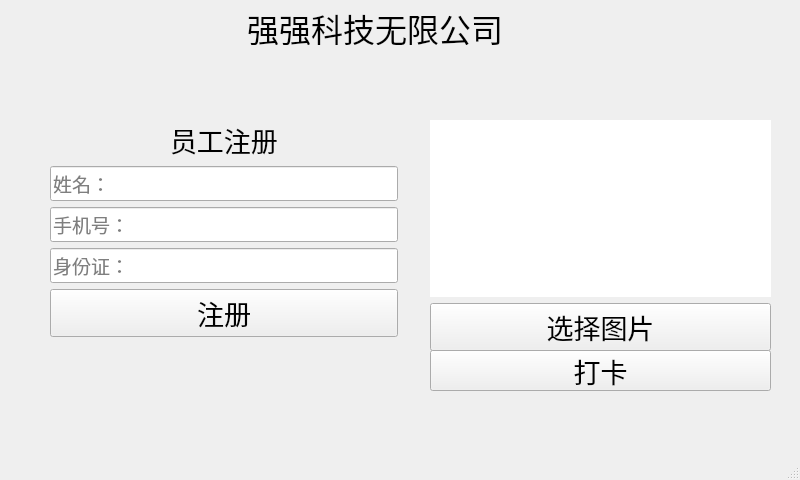
The window that face_recognition/mainwindow.ui (1314kele/Face-Recognition-Attendance-System) describes before a commit, drawn with Qt 5.
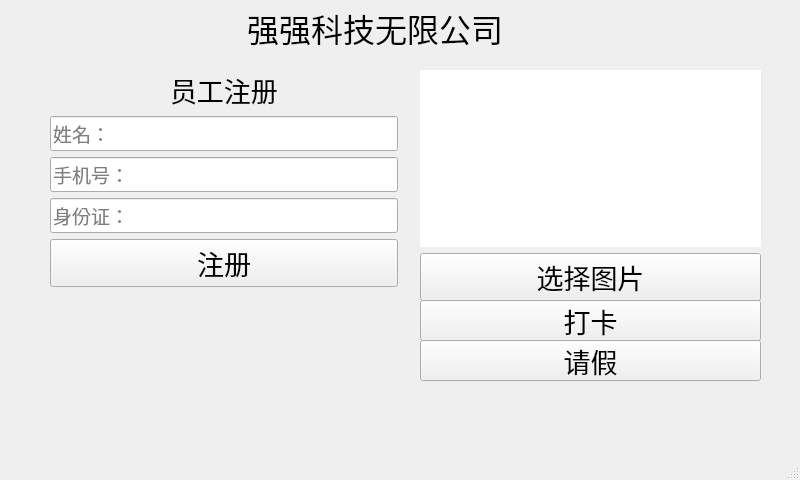
The same window after the commit. Icons and pictures are not drawn.

```diff
--- a/face_recognition/mainwindow.ui
+++ b/face_recognition/mainwindow.ui
@@ -71,8 +71,8 @@
    <widget class="QWidget" name="layoutWidget">
     <property name="geometry">
      <rect>
-      <x>430</x>
-      <y>120</y>
+      <x>420</x>
+      <y>70</y>
       <width>341</width>
       <height>231</height>
      </rect>
@@ -107,7 +107,7 @@
     <property name="geometry">
      <rect>
       <x>50</x>
-      <y>120</y>
+      <y>70</y>
       <width>348</width>
       <height>218</height>
      </rect>
@@ -234,8 +234,8 @@
    <widget class="QPushButton" name="pushButton">
     <property name="geometry">
      <rect>
-      <x>430</x>
-      <y>350</y>
+      <x>420</x>
+      <y>300</y>
       <width>341</width>
       <height>41</height>
      </rect>
@@ -250,6 +250,25 @@
      <string>打卡</string>
     </property>
    </widget>
+   <widget class="QPushButton" name="askLeavebt">
+    <property name="geometry">
+     <rect>
+      <x>420</x>
+      <y>340</y>
+      <width>341</width>
+      <height>41</height>
+     </rect>
+    </property>
+    <property name="font">
+     <font>
+      <family>楷体</family>
+      <pointsize>20</pointsize>
+     </font>
+    </property>
+    <property name="text">
+     <string>请假</string>
+    </property>
+   </widget>
   </widget>
   <widget class="QMenuBar" name="menubar">
    <property name="geometry">
```
